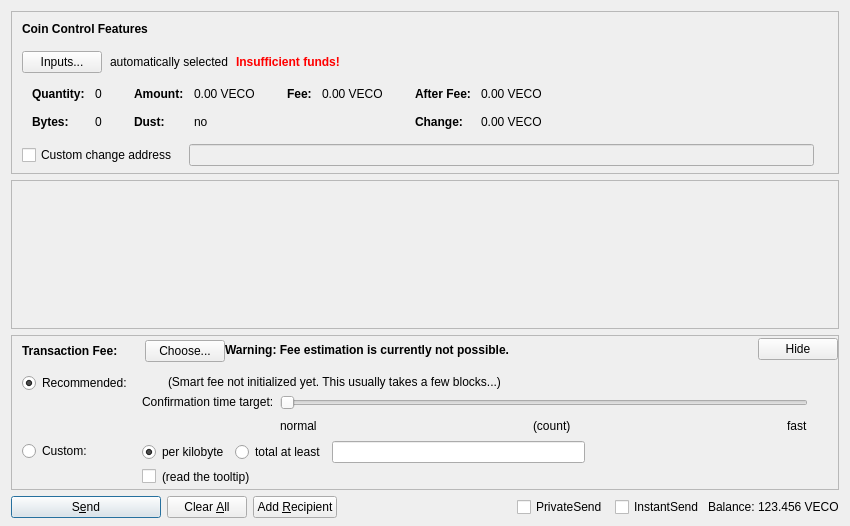
CryptoDevelopmentServices/AdventureCoin, file src/qt/forms/sendcoinsdialog.ui: the form before one commit.
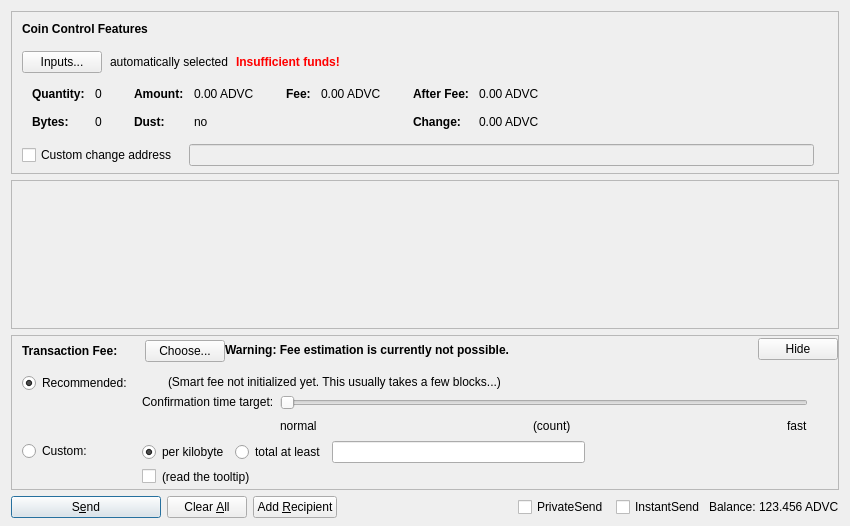
The form after the commit. Custom widgets are drawn as their Qt base class.

What changed in the file:
```diff
--- a/src/qt/forms/sendcoinsdialog.ui
+++ b/src/qt/forms/sendcoinsdialog.ui
@@ -324,7 +324,7 @@
                   <enum>Qt::ActionsContextMenu</enum>
                  </property>
                  <property name="text">
-                  <string notr="true">0.00 VECO</string>
+                  <string notr="true">0.00 ADVC</string>
                  </property>
                  <property name="textInteractionFlags">
                   <set>Qt::LinksAccessibleByMouse|Qt::TextSelectableByKeyboard|Qt::TextSelectableByMouse</set>
@@ -404,7 +404,7 @@
                   <enum>Qt::ActionsContextMenu</enum>
                  </property>
                  <property name="text">
-                  <string notr="true">0.00 VECO</string>
+                  <string notr="true">0.00 ADVC</string>
                  </property>
                  <property name="textInteractionFlags">
                   <set>Qt::LinksAccessibleByMouse|Qt::TextSelectableByKeyboard|Qt::TextSelectableByMouse</set>
@@ -455,7 +455,7 @@
                   <enum>Qt::ActionsContextMenu</enum>
                  </property>
                  <property name="text">
-                  <string notr="true">0.00 VECO</string>
+                  <string notr="true">0.00 ADVC</string>
                  </property>
                  <property name="textInteractionFlags">
                   <set>Qt::LinksAccessibleByMouse|Qt::TextSelectableByKeyboard|Qt::TextSelectableByMouse</set>
@@ -484,7 +484,7 @@
                   <enum>Qt::ActionsContextMenu</enum>
                  </property>
                  <property name="text">
-                  <string notr="true">0.00 VECO</string>
+                  <string notr="true">0.00 ADVC</string>
                  </property>
                  <property name="textInteractionFlags">
                   <set>Qt::LinksAccessibleByMouse|Qt::TextSelectableByKeyboard|Qt::TextSelectableByMouse</set>
@@ -1326,7 +1326,7 @@
           <cursorShape>IBeamCursor</cursorShape>
          </property>
          <property name="text">
-          <string notr="true">123.456 VECO</string>
+          <string notr="true">123.456 ADVC</string>
          </property>
          <property name="textInteractionFlags">
           <set>Qt::LinksAccessibleByMouse|Qt::TextSelectableByKeyboard|Qt::TextSelectableByMouse</set>
```
Left out of the diff: 6 changed lines with no effect on the pictures.
